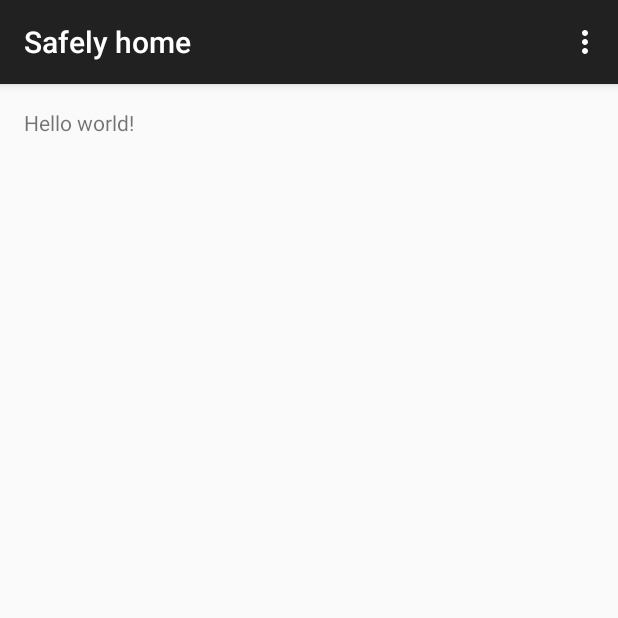
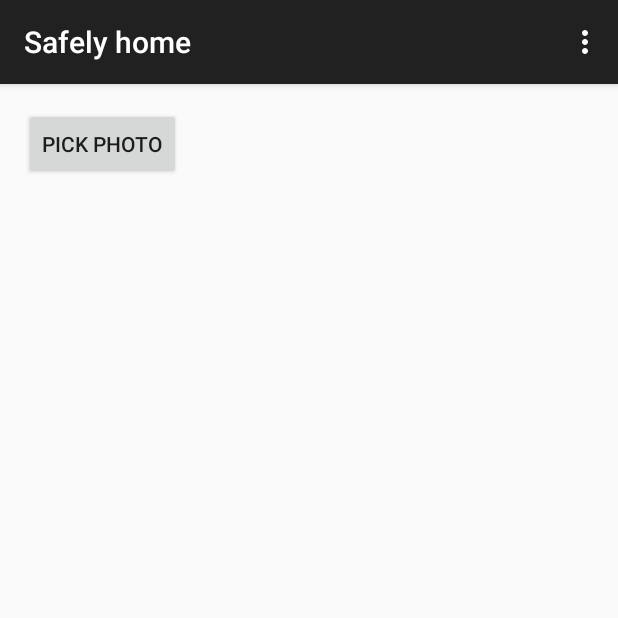
Before and after one commit to Max9403/SafelyHome, an Android app: the screen it shows after launch (MainActivity), on a phone screen of 412 x 824 dp, the top half of it. Run offline under Robolectric (Android 15) with nearby library versions, the phone set to English and light mode, and no system bars.

Commit message:
Added Pick photo button

```diff
--- a/app/src/main/res/layout/activity_main.xml
+++ b/app/src/main/res/layout/activity_main.xml
@@ -8,9 +8,20 @@
     android:paddingBottom="@dimen/activity_vertical_margin"
     tools:context="com.gdgcapetown.safelyhome.app.MainActivity">
 
-    <TextView
-        android:text="@string/hello_world"
+    <ImageView
         android:layout_width="wrap_content"
-        android:layout_height="wrap_content" />
+        android:layout_height="wrap_content"
+        android:id="@+id/imageView"
+        android:layout_alignParentTop="true"
+        android:layout_alignParentRight="true"
+        android:layout_alignParentEnd="true" />
 
+    <Button
+        android:layout_width="wrap_content"
+        android:layout_height="wrap_content"
+        android:text="@string/pickPhoto"
+        android:id="@+id/button"
+        android:layout_alignParentTop="true"
+        android:layout_alignParentLeft="true"
+        android:layout_alignParentStart="true" />
 </RelativeLayout>
--- a/app/src/main/res/values/strings.xml
+++ b/app/src/main/res/values/strings.xml
@@ -4,5 +4,6 @@
     <string name="app_name">Safely home</string>
     <string name="hello_world">Hello world!</string>
     <string name="action_settings">Settings</string>
+    <string name="pickPhoto">Pick photo</string>
 
 </resources>
```
